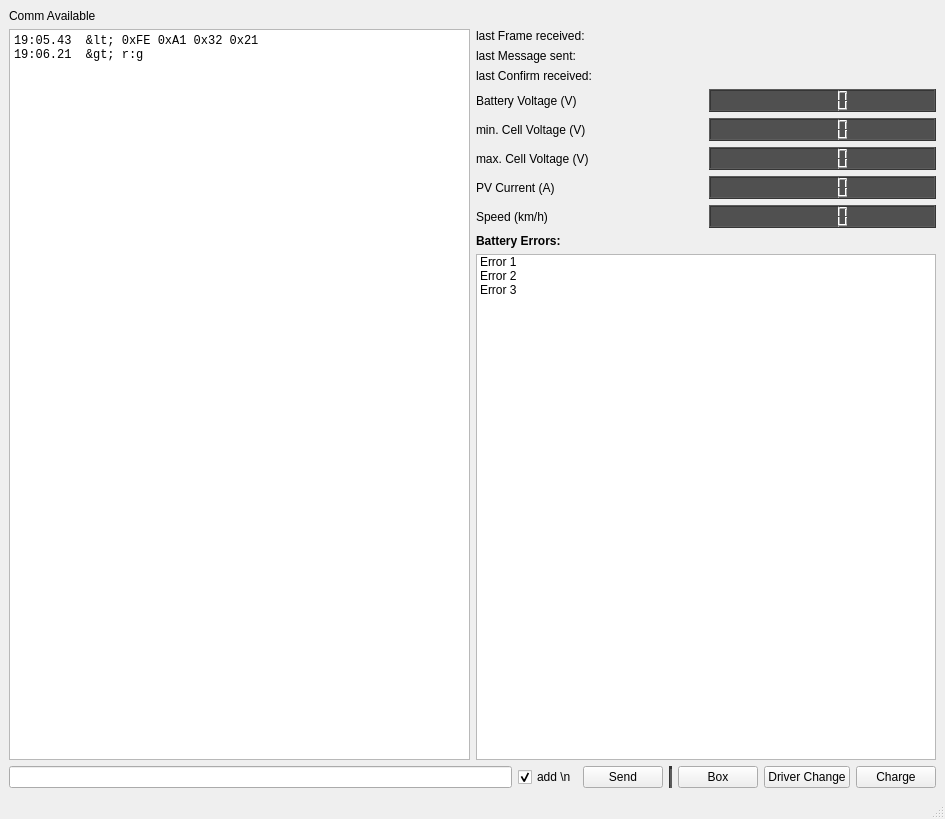
First picture: the form in ui/mainWindow.ui, repository SolarEnergyRacers/chase_car_telemetry_v3, before the edit.
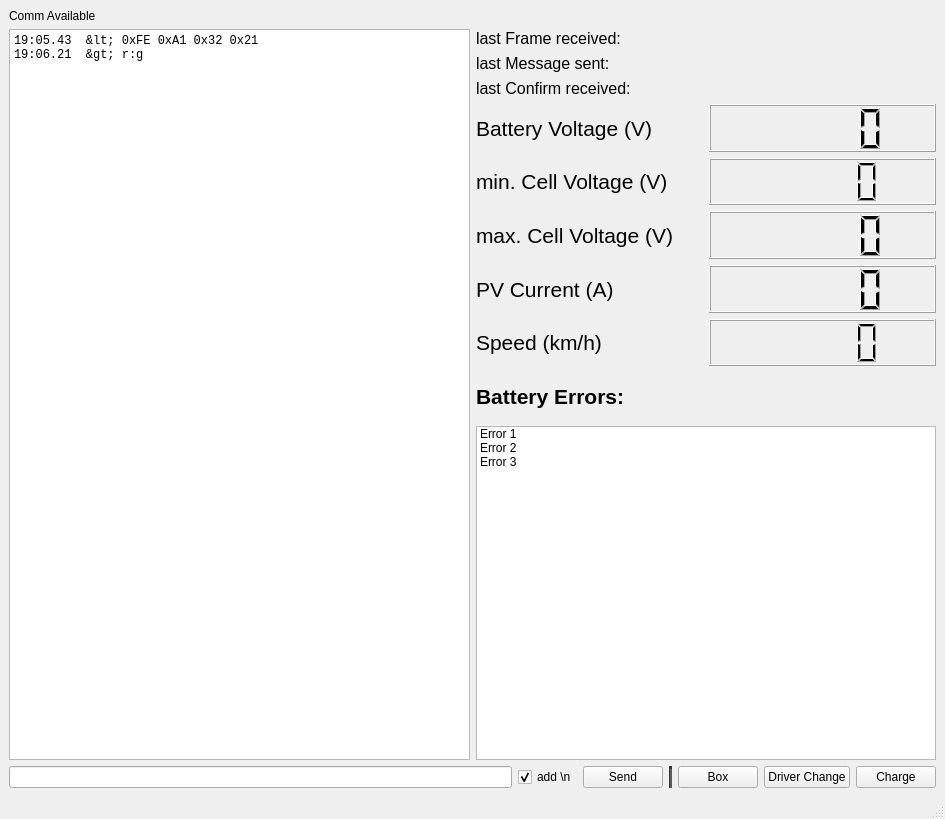
Second picture: the form after the edit.

What changed in the file:
```diff
--- a/ui/mainWindow.ui
+++ b/ui/mainWindow.ui
@@ -48,11 +48,16 @@
        </widget>
       </item>
       <item>
-       <layout class="QVBoxLayout" name="verticalLayout_2">
+       <layout class="QVBoxLayout" name="verticalLayout_2" stretch="1,1,1,1,1,1,1,7">
         <item>
          <layout class="QVBoxLayout" name="verticalLayout_3">
           <item>
            <widget class="QLabel" name="lblLastReceived">
+            <property name="font">
+             <font>
+              <pointsize>12</pointsize>
+             </font>
+            </property>
             <property name="text">
              <string>last Frame received:</string>
             </property>
@@ -60,6 +65,11 @@
           </item>
           <item>
            <widget class="QLabel" name="lblLastSent">
+            <property name="font">
+             <font>
+              <pointsize>12</pointsize>
+             </font>
+            </property>
             <property name="text">
              <string>last Message sent:</string>
             </property>
@@ -67,6 +77,11 @@
           </item>
           <item>
            <widget class="QLabel" name="lblLastConfirm">
+            <property name="font">
+             <font>
+              <pointsize>12</pointsize>
+             </font>
+            </property>
             <property name="text">
              <string>last Confirm received:</string>
             </property>
@@ -78,6 +93,11 @@
          <layout class="QHBoxLayout" name="horizontalLayout_5">
           <item>
            <widget class="QLabel" name="label">
+            <property name="font">
+             <font>
+              <pointsize>16</pointsize>
+             </font>
+            </property>
             <property name="text">
              <string>Battery Voltage (V)</string>
             </property>
@@ -94,7 +114,7 @@
              <bool>false</bool>
             </property>
             <property name="styleSheet">
-             <string notr="true">background-color: #505050;</string>
+             <string notr="true"/>
             </property>
             <property name="smallDecimalPoint">
              <bool>false</bool>
@@ -110,6 +130,11 @@
          <layout class="QHBoxLayout" name="horizontalLayout_8">
           <item>
            <widget class="QLabel" name="label_3">
+            <property name="font">
+             <font>
+              <pointsize>16</pointsize>
+             </font>
+            </property>
             <property name="text">
              <string>min. Cell Voltage (V)</string>
             </property>
@@ -118,7 +143,7 @@
           <item>
            <widget class="QLCDNumber" name="lcdMinVoltage">
             <property name="styleSheet">
-             <string notr="true">background-color: #505050;</string>
+             <string notr="true"/>
             </property>
            </widget>
           </item>
@@ -128,6 +153,11 @@
          <layout class="QHBoxLayout" name="horizontalLayout_9">
           <item>
            <widget class="QLabel" name="label_4">
+            <property name="font">
+             <font>
+              <pointsize>16</pointsize>
+             </font>
+            </property>
             <property name="text">
              <string>max. Cell Voltage (V)</string>
             </property>
@@ -136,7 +166,7 @@
           <item>
            <widget class="QLCDNumber" name="lcdMaxVoltage">
             <property name="styleSheet">
-             <string notr="true">background-color: #505050;</string>
+             <string notr="true"/>
             </property>
            </widget>
           </item>
@@ -146,6 +176,11 @@
          <layout class="QHBoxLayout" name="horizontalLayout_6">
           <item>
            <widget class="QLabel" name="label_6">
+            <property name="font">
+             <font>
+              <pointsize>16</pointsize>
+             </font>
+            </property>
             <property name="text">
              <string>PV Current (A)</string>
             </property>
@@ -154,7 +189,7 @@
           <item>
            <widget class="QLCDNumber" name="lcdIPV">
             <property name="styleSheet">
-             <string notr="true">background-color: #505050;</string>
+             <string notr="true"/>
             </property>
            </widget>
           </item>
@@ -164,6 +199,11 @@
          <layout class="QHBoxLayout" name="horizontalLayout_7">
           <item>
            <widget class="QLabel" name="label_2">
+            <property name="font">
+             <font>
+              <pointsize>16</pointsize>
+             </font>
+            </property>
             <property name="text">
              <string>Speed (km/h)</string>
             </property>
@@ -172,7 +212,7 @@
           <item>
            <widget class="QLCDNumber" name="lcdSpeed">
             <property name="styleSheet">
-             <string notr="true">background-color: #505050;</string>
+             <string notr="true"/>
             </property>
            </widget>
           </item>
@@ -182,6 +222,7 @@
          <widget class="QLabel" name="label_7">
           <property name="font">
            <font>
+            <pointsize>16</pointsize>
             <weight>75</weight>
             <italic>false</italic>
             <bold>true</bold>
```
Left out of the diff: 6 changed lines with no effect on the pictures.
